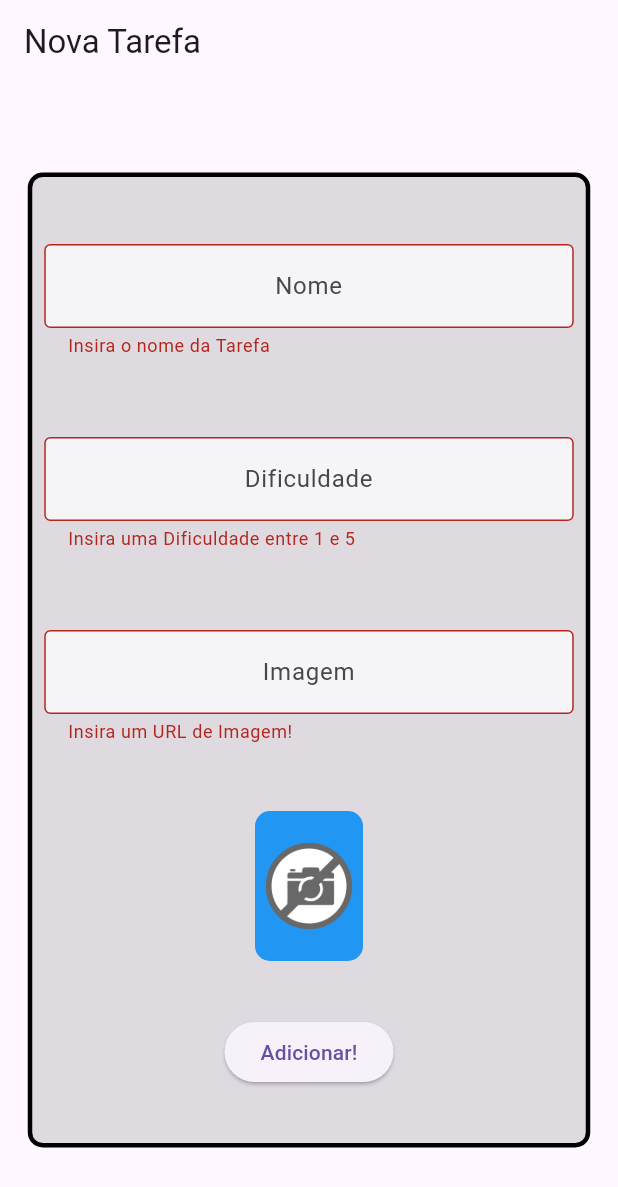
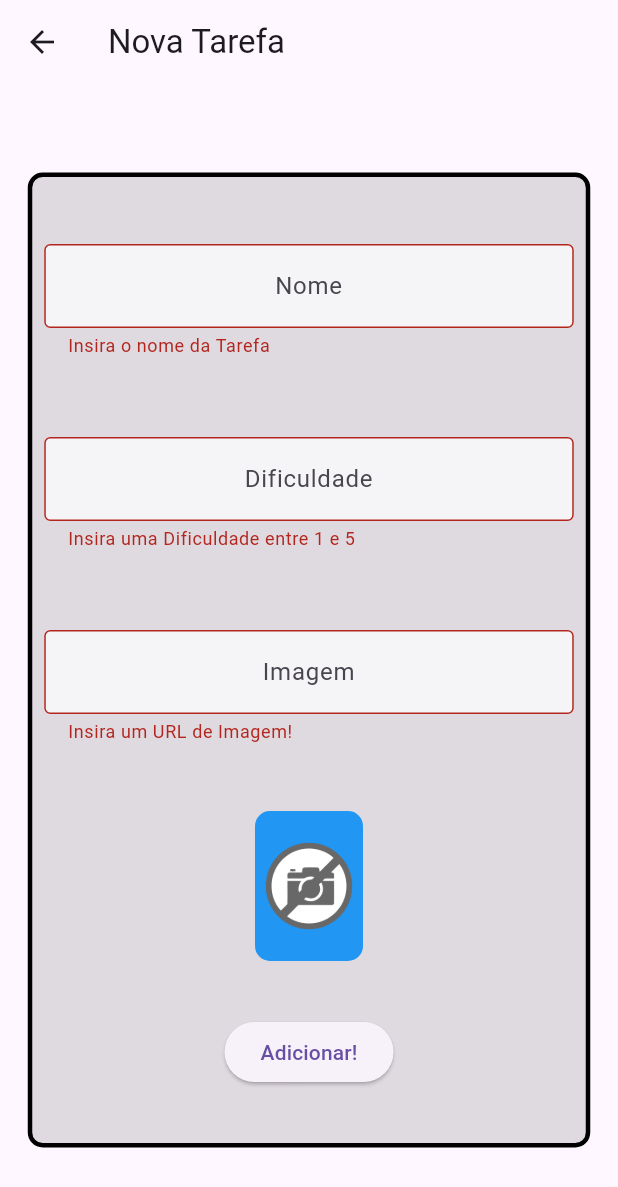
Before and after one commit to RaissaCarlucio/Flutter-Dart-Alura, a Flutter app: the FormScreen screen opened directly, after a tap on "Adicionar!", on a phone screen of 412 x 824 dp. Shown: the top 1187 px of the screen. Run offline on Flutter 3.47's test engine with Material 3 defaults, Android fonts, the phone set to English and light mode, and no system bars; network calls fail.

Commit message:
Realizando navegãções e rotas

```diff
--- a/lib/main.dart
+++ b/lib/main.dart
@@ -33,7 +33,7 @@ class MyApp extends StatelessWidget {
     return MaterialApp(
       title: 'Flutter Demo',
       theme: ThemeData(primarySwatch: Colors.blue),
-      home: FormScreen(),
+      home: InitialScreen(),
     );
   }
 }
--- a/lib/screens/form_screen.dart
+++ b/lib/screens/form_screen.dart
@@ -79,11 +79,10 @@ class _FormScreenState extends State<FormScreen> {
                   Padding(
                     padding: const EdgeInsets.all(8.0),
                     child: TextFormField(
-                      validator: (value){
-                        if(value!.isEmpty)
-                          {
-                            return 'Insira um URL de Imagem!';
-                          }
+                      validator: (value) {
+                        if (value!.isEmpty) {
+                          return 'Insira um URL de Imagem!';
+                        }
                         return null;
                       },
                       onChanged: (text) {
@@ -125,10 +124,15 @@ class _FormScreenState extends State<FormScreen> {
                   ),
                   ElevatedButton(
                     onPressed: () {
-                      if(_formKey.currentState!.validate()) {
+                      if (_formKey.currentState!.validate()) {
                         print(nameController.text);
                         print(int.parse(difficultyController.text));
                         print(imageController.text);
+                        //Mostrando a mensagem
+                        ScaffoldMessenger.of(context).showSnackBar(
+                          const SnackBar(content: Text('Printando nova Tarefa')),
+                        );
+                        Navigator.pop(context);
                       }
                     },
                     child: Text('Adicionar!'),
```
Also changed, not shown: lib/screens/initial_screen.dart (+18 -32 lines).
